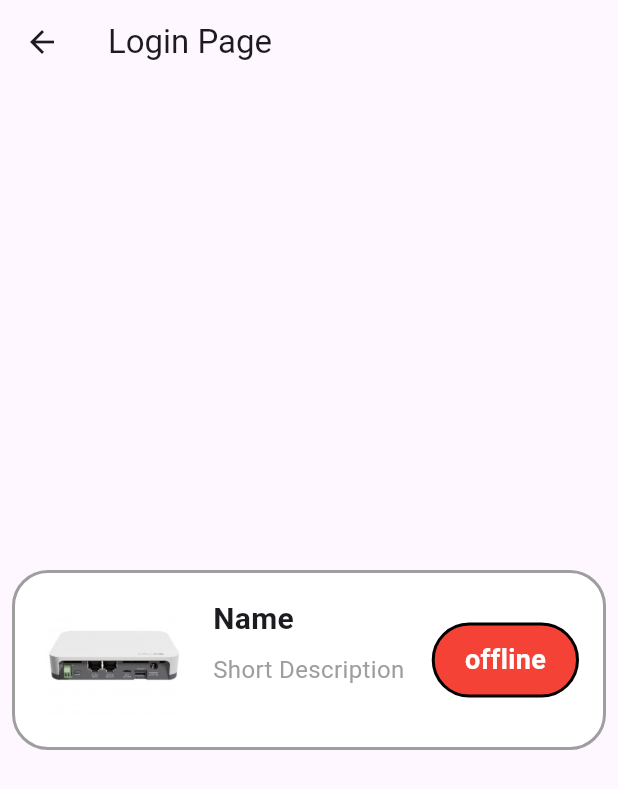
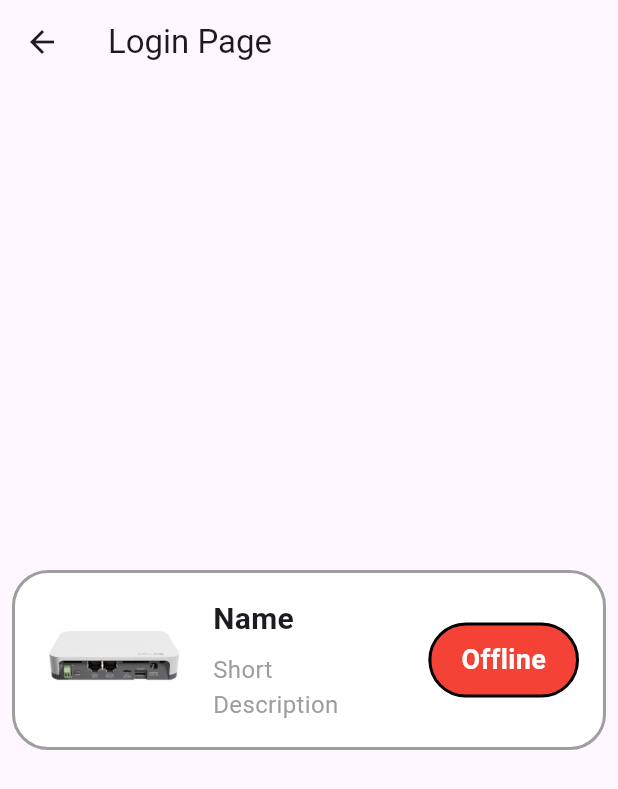
Before and after one commit to IgorIoT13/mobile-labs, a Flutter app: the HomePage screen opened by its route, on a phone screen of 412 x 824 dp. Shown: the top 789 px of the screen. Run offline on Flutter 3.47's test engine with Material 3 defaults, Android fonts, the phone set to English and light mode, and no system bars.

```diff
--- a/lib/widgets/device_section.dart
+++ b/lib/widgets/device_section.dart
@@ -2,9 +2,15 @@ import 'package:flutter/material.dart';
 import '../widgets/state_widget.dart';
 
 class DeviceSection extends StatefulWidget {
-  const DeviceSection({super.key, required this.deviceName, required this.shortDescription});
+  const DeviceSection({
+    required this.deviceName,
+    required this.shortDescription,
+    this.status = false,
+    super.key,
+  });
   final String deviceName;
   final String shortDescription;
+  final bool status;
 
   @override
   State<DeviceSection> createState() => _DeviceSectionState();
@@ -54,7 +60,10 @@ class _DeviceSectionState extends State<DeviceSection> {
             ),
           ),
           const SizedBox(width: 16),
-          StateWidget(title: "offline", state: false),
+          StateWidget(
+            state: widget.status,
+            title: widget.status ? 'Online' : 'Offline',
+            ),
         ],
       ),
     );
```
